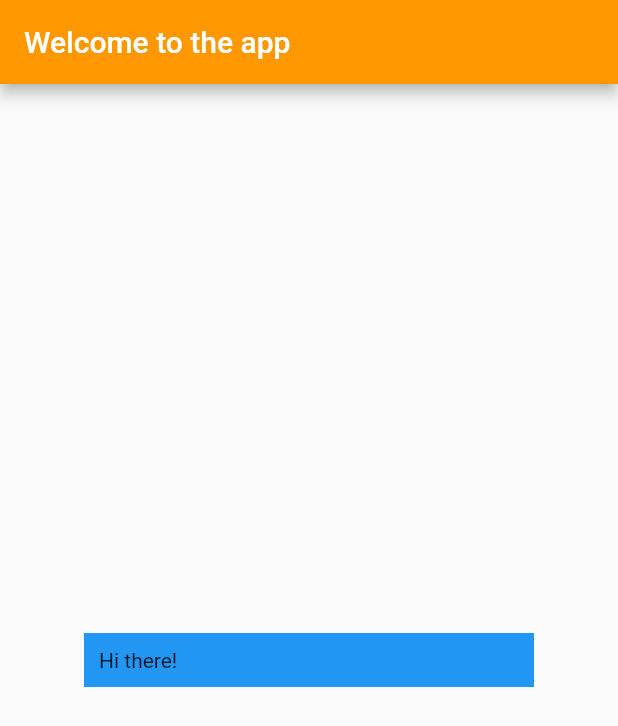
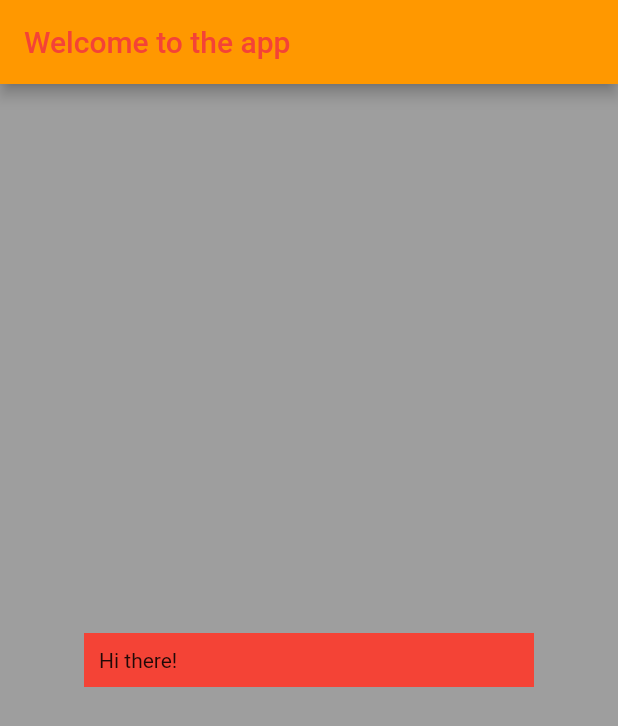
Before and after one commit to Maxpatriot/Capsher-Challenge-Spring-2022, a Flutter app: the screen it shows after launch, on a phone screen of 412 x 824 dp. Shown: the top 726 px of the screen. Run offline on Flutter 3.47's test engine with Material 2 defaults, Android fonts, the light colour scheme and no system bars.

Commit message:
changed blue to red

```diff
--- a/capsher_app/lib/main.dart
+++ b/capsher_app/lib/main.dart
@@ -7,6 +7,7 @@ void main() {
 class MyApp extends StatelessWidget {
   const MyApp({Key? key}) : super(key: key);
 
+
   @override
   Widget build(BuildContext context) {
     return MaterialApp(
@@ -14,16 +15,19 @@ class MyApp extends StatelessWidget {
         appBar: AppBar(
           backgroundColor: Colors.orange,
           title: const Text('Welcome to the app'),
+          foregroundColor: Colors.red,
         ),
         body: Center(
           child: Container(
             child: const Text('Hi there!'),
             margin: const EdgeInsets.all(10),
             padding: const EdgeInsets.all(10),
-            color: Colors.blue,
+            color: Colors.red,
             width: 300,
           ),
         ),
+
+        backgroundColor: Colors.grey,
       ),
     );
   }
```
